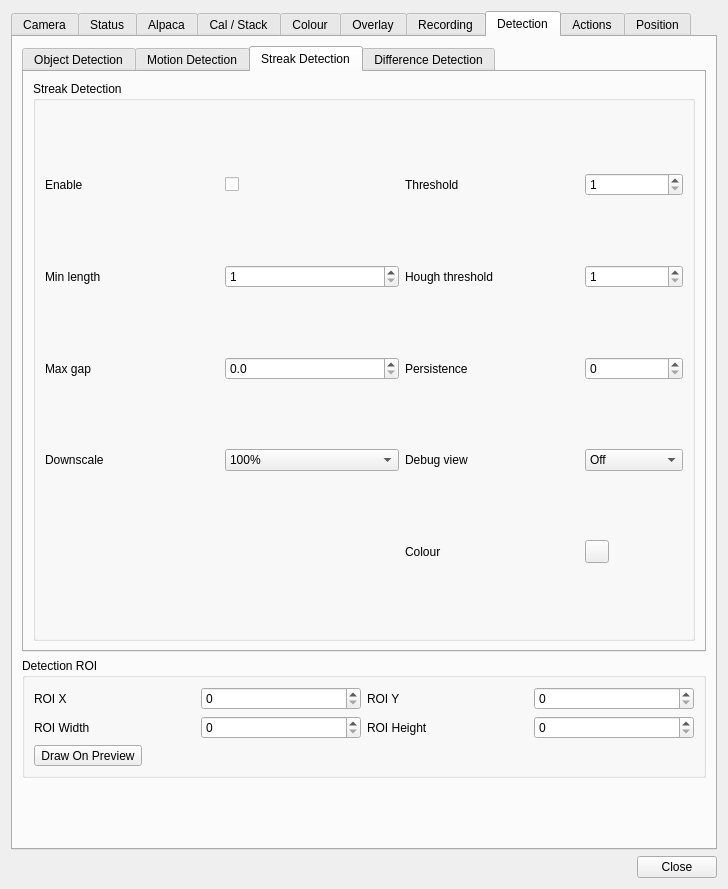
First picture: the form in plugins/feature/camera/camerasettingsdialog.ui, repository srcejon/sdrangel, before the edit.
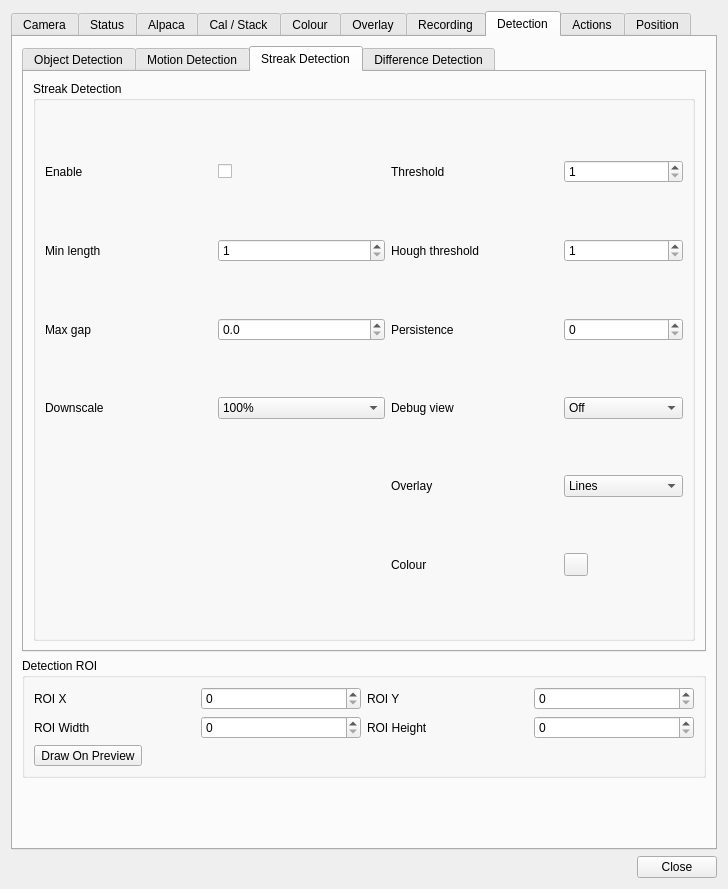
Second picture: the form after the edit. The open tabs and pages were chosen to show the change. Icons and pictures are not drawn.

Commit message: Add camera streak overlay style option

Patch:
```diff
--- a/plugins/feature/camera/camerasettingsdialog.ui
+++ b/plugins/feature/camera/camerasettingsdialog.ui
@@ -4345,13 +4345,34 @@
                </widget>
               </item>
               <item row="4" column="2">
+               <widget class="QLabel" name="streakOverlayStyleLabel">
+                <property name="text">
+                 <string>Overlay</string>
+                </property>
+               </widget>
+              </item>
+              <item row="4" column="3">
+               <widget class="QComboBox" name="streakOverlayStyleCombo">
+                <item>
+                 <property name="text">
+                  <string>Lines</string>
+                 </property>
+                </item>
+                <item>
+                 <property name="text">
+                  <string>Bounding boxes</string>
+                 </property>
+                </item>
+               </widget>
+              </item>
+              <item row="5" column="2">
                <widget class="QLabel" name="streakColorLabel">
                 <property name="text">
                  <string>Colour</string>
                 </property>
                </widget>
               </item>
-              <item row="4" column="3">
+              <item row="5" column="3">
                <widget class="QToolButton" name="streakColorButton">
                 <property name="text">
                  <string/>
```
The commit also changes 5 other files.
